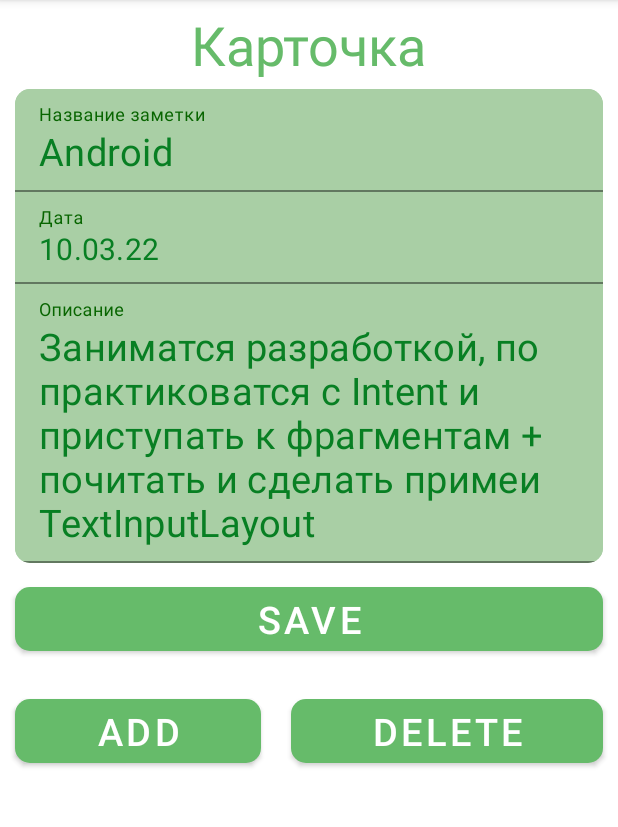
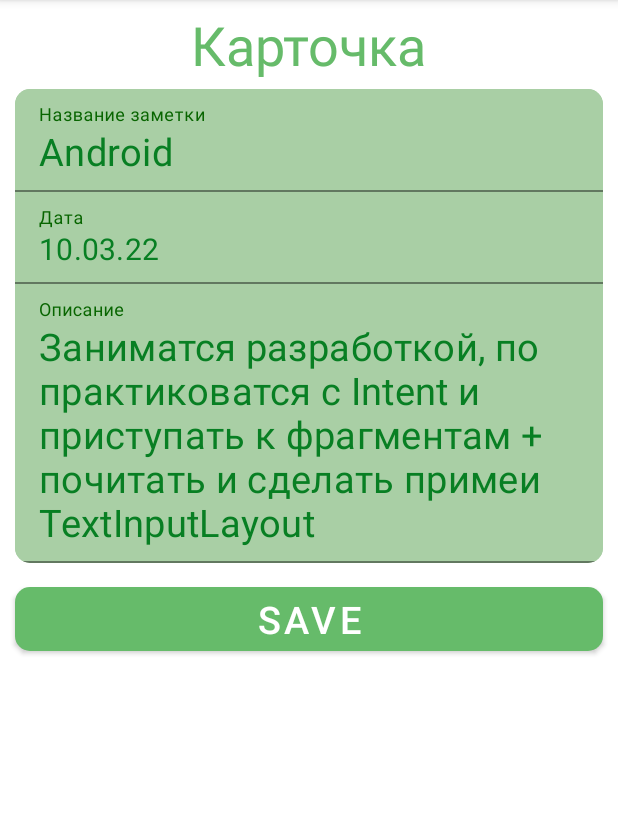
Before and after one commit to EgorVeber/NotesJava, an Android app: the screen it shows after launch (MainActivity), after a tap on "Android", on a phone screen of 412 x 824 dp, the part 84-911 px from its top. Run offline under Robolectric (Android 15) with nearby library versions, the phone set to English and light mode, and no system bars; 2 other taps on this screen came first.

Commit message:
ну все успел доделать

```diff
--- a/app/src/main/java/ru/gb/veber/homework_6_notes/java/EditNoteFragment.java
+++ b/app/src/main/java/ru/gb/veber/homework_6_notes/java/EditNoteFragment.java
@@ -31,14 +31,14 @@ public class EditNoteFragment extends Fragment implements View.OnClickListener {
     private static final String CardNoteKey = "CardNoteKey";
     private static final String TAG = "EditNoteFragment";
     private static final String MENU_ITEM = "MENU_ITEM";
-    CardNote note;
-    Button save_button;
-    Button delete_button;
-    Button add_button;
-    EditText edit_country;
-    EditText edit_capital;
-    EditText edit_population;
-    Boolean check_saveInstance_menu=false;
+
+   private CardNote note;
+   private Button save_button;
+   private EditText edit_country;
+   private EditText edit_capital;
+   private EditText edit_population;
+   private Boolean check_saveInstance_menu=false;
+
     public static EditNoteFragment newInstance(CardNote note)
     {
         //Фабричный метод с аргументами
@@ -47,10 +47,8 @@ public class EditNoteFragment extends Fragment implements View.OnClickListener {
         Bundle args = new Bundle();
         args.putSerializable(CardNoteKey,note);
         fragment.setArguments(args);
-
         return fragment;
     }
-
     @Override
     public void onCreate(@Nullable Bundle savedInstanceState) {
         super.onCreate(savedInstanceState);
@@ -63,11 +61,8 @@ public class EditNoteFragment extends Fragment implements View.OnClickListener {
     @Nullable
     @Override
     public View onCreateView(@NonNull LayoutInflater inflater, @Nullable ViewGroup container, @Nullable Bundle savedInstanceState) {
-
-
         //В onCreate с помощью setHasOptionsMenu включаем режим вывода элементов фрагмента в ActionBar.
         setHasOptionsMenu(true);//Эта строчка говорит о том, что у фрагмента должен быть доступ к меню Активити.
-
         ActionBar actionBar = ((AppCompatActivity)requireActivity()).getSupportActionBar();
         if (actionBar != null) {
             actionBar.setSubtitle("CardNote");
@@ -75,27 +70,12 @@ public class EditNoteFragment extends Fragment implements View.OnClickListener {
         return inflater.inflate(R.layout.fragment_edit_note,container,false);
     }
     private void init(View view) {
-
         save_button = view.findViewById(R.id.save_edit_note);
-        delete_button = view.findViewById(R.id.delete_edit_note);
-        add_button = view.findViewById(R.id.add_edit_note);
         edit_country = view.findViewById(R.id.edit_country);
         edit_capital = view.findViewById(R.id.edit_capital);
         edit_population = view.findViewById(R.id.edit_population);
         save_button.setOnClickListener(this);
-
-
-        if (delete_button!=null)
-        {
-            delete_button.setOnClickListener(view1 -> {
-                deleteCardNote();
-            });
-            add_button.setOnClickListener(view12 -> {
-                addCardNote();
-            });
-        }
     }
-
     @Override
     public void onCreateOptionsMenu(@NonNull Menu menu, @NonNull MenuInflater inflater) {
 
@@ -147,24 +127,6 @@ public class EditNoteFragment extends Fragment implements View.OnClickListener {
         }
         super.onDetach();
     }
-
-    private void deleteCardNote() {
-       MainFragment fragment= (MainFragment)requireActivity().getSupportFragmentManager().findFragmentByTag(MainFragmentTag);
-       if(note!=null)
-       {
-           fragment.deleteSourseAdapter(note);
-       }
-        requireActivity().getSupportFragmentManager().popBackStack();
-    }
-    private void addCardNote() {
-
-        CardNote cardNote= new CardNote(edit_country.getText().toString(),edit_capital.getText().toString(),edit_population.getText().toString());
-        MainFragment fragment= (MainFragment)requireActivity().getSupportFragmentManager().findFragmentByTag(MainFragmentTag);
-        fragment.addSourseAdapter(cardNote);
-        requireActivity().getSupportFragmentManager().popBackStack();
-
-    }
-
     @Override
     public void onViewCreated(@NonNull View view, @Nullable Bundle savedInstanceState) {
         Bundle fragment_arg = getArguments();
@@ -233,4 +195,23 @@ public class EditNoteFragment extends Fragment implements View.OnClickListener {
         return getResources().getConfiguration().orientation
                 == Configuration.ORIENTATION_LANDSCAPE;
     }
+
+//  TODO Стыре кнопки потом посмотреть
+//
+//    private void deleteCardNote() {
+//       MainFragment fragment= (MainFragment)requireActivity().getSupportFragmentManager().findFragmentByTag(MainFragmentTag);
+//       if(note!=null)
+//       {
+//           fragment.deleteSourseAdapter(note);
+//       }
+//        requireActivity().getSupportFragmentManager().popBackStack();
+//    }
+//    private void addCardNote() {
+//
+//        CardNote cardNote= new CardNote(edit_country.getText().toString(),edit_capital.getText().toString(),edit_population.getText().toString());
+//        MainFragment fragment= (MainFragment)requireActivity().getSupportFragmentManager().findFragmentByTag(MainFragmentTag);
+//        fragment.addSourseAdapter(cardNote);
+//        requireActivity().getSupportFragmentManager().popBackStack();
+//
+//    }
 }
--- a/app/src/main/java/ru/gb/veber/homework_6_notes/java/MainFragment.java
+++ b/app/src/main/java/ru/gb/veber/homework_6_notes/java/MainFragment.java
@@ -81,6 +81,17 @@ public class MainFragment extends Fragment implements AdapterNote.OnNoteClickLis
         outState.putSerializable(CURRENT_CARD_NOTE, current_card_note);
         super.onSaveInstanceState(outState);
     }
+
+    //Popum click delete
+    @Override
+    public void onLondNoteClick(CardNote note)
+    {
+        source.delete(note.getId());
+        adapters.SetNote(source.getAll());
+        item_count = requireActivity().findViewById(R.id.item_count);
+        item_count.setText(String.valueOf(getItemCount()));
+    }
+    //Click
     @Override
     public void onNoteClick(CardNote note) {
         //Сохраняем выбранную заметку
@@ -93,14 +104,9 @@ public class MainFragment extends Fragment implements AdapterNote.OnNoteClickLis
             showPortEditFragment(note);
         current_card_note = note;
     }
-    @Override
-    public void onLondNoteClick(CardNote note)
-    {
-        source.delete(note.getId());
-        adapters.SetNote(source.getAll());
-        item_count = requireActivity().findViewById(R.id.item_count);
-        item_count.setText(String.valueOf(getItemCount()));
-    }
+
+
+    //CRUD
     public void updateSourseAdapter(CardNote note) {
         source.update(note);
         adapters.SetNote(source.getAll());
@@ -108,24 +114,30 @@ public class MainFragment extends Fragment implements AdapterNote.OnNoteClickLis
     public void deleteSourseAdapter(CardNote note_del) {
         source.delete(note_del.getId());
         if(source.getSize()!=0)
-        {
             current_card_note=source.getAll().get(0);
-        }
         adapters.SetNote(source.getAll());
-        item_count = requireActivity().findViewById(R.id.item_count);
-        item_count.setText(String.valueOf(getItemCount()));
+        updateCount();
     }
     public void addSourseAdapter(CardNote note_add) {
         source.create(note_add);
         current_card_note=note_add;
-
+        adapters.SetNote(source.getAll());
+        updateCount();
+    }
+    public void updateCount()
+    {
+        item_count = requireActivity().findViewById(R.id.item_count);
         if(item_count!=null)
         {
-            item_count = requireActivity().findViewById(R.id.item_count);
-            item_count.setText(String.valueOf(source.getSize()));
+            item_count.setText(String.valueOf(getItemCount()));
         }
-        adapters.SetNote(source.getAll());
     }
+    public int getItemCount()
+    {
+        return source.getSize();
+    }
+
+    //Сортировки
     public void sortReverse() {
         source.sortReverse();
         adapters.SetNote(source.getAll());
@@ -138,27 +150,17 @@ public class MainFragment extends Fragment implements AdapterNote.OnNoteClickLis
         source.sortId();
         adapters.SetNote(source.getAll());
     }
-    public int getItemCount()
-    {
-        return source.getSize();
-    }
+    //Фрагменты TODO передалать на один Show
     public void showLandEditFragment(CardNote note,boolean check)
     {
-        if(check==false)
-        {
-//            requireActivity().
-//                    getSupportFragmentManager().
-//                    beginTransaction().setCustomAnimations(R.anim.slide_in,R.anim.fage_out).
-//                    replace(R.id.edit_fragment_container,EditNoteFragment.newInstance(note)).commit();
+        if(check)
+            showFragment(R.id.edit_fragment_container,EditNoteFragment.newInstance(note),true);
+        else
             showFragment(R.id.edit_fragment_container,EditNoteFragment.newInstance(note),false);
-        }
-        else
-        {
-            requireActivity().
-                    getSupportFragmentManager().
-                    beginTransaction().setCustomAnimations(R.anim.slide_in,R.anim.fage_out).
-                    replace(R.id.edit_fragment_container,EditNoteFragment.newInstance(note)).addToBackStack(null).commit();
-        }
+    }
+    public void showPortEditFragment(CardNote note)
+    {
+        showFragment(R.id.fragment_container,EditNoteFragment.newInstance(note),true);
     }
     public void showFragment(int container, Fragment fragment,boolean flag)
     {
@@ -167,13 +169,7 @@ public class MainFragment extends Fragment implements AdapterNote.OnNoteClickLis
         else
             fragmentManager.beginTransaction().replace(container,fragment).commit();
     }
-    public void showPortEditFragment(CardNote note)
-    {
-        requireActivity().
-                getSupportFragmentManager().
-                beginTransaction().setCustomAnimations(R.anim.slide_in,R.anim.fage_out).
-                replace(R.id.fragment_container,EditNoteFragment.newInstance(note)).addToBackStack(null).commit();
-    }
+
     public boolean isLandscape() {
         return getResources().getConfiguration().orientation
                 == Configuration.ORIENTATION_LANDSCAPE;
--- a/app/src/main/res/layout/fragment_edit_note.xml
+++ b/app/src/main/res/layout/fragment_edit_note.xml
@@ -79,25 +79,6 @@
                 android:id="@+id/save_edit_note"
                 style="@style/btn_save_edit"
                 />
-            <LinearLayout
-                android:layout_width="match_parent"
-                android:orientation="horizontal"
-                android:layout_height="wrap_content">
-                <com.google.android.material.button.MaterialButton
-                    android:id="@+id/add_edit_note"
-                    android:layout_width="wrap_content"
-                    android:layout_weight="1"
-                    style="@style/btn_save_edit"
-                    android:text="@string/btn_add"
-                    />
-                <com.google.android.material.button.MaterialButton
-                    android:id="@+id/delete_edit_note"
-                    android:layout_width="wrap_content"
-                    style="@style/btn_save_edit"
-                    android:layout_weight="1"
-                    android:text="@string/btn_delete"
-                    />
-            </LinearLayout>
         </LinearLayout>
     </LinearLayout>
 </androidx.core.widget.NestedScrollView>
```
